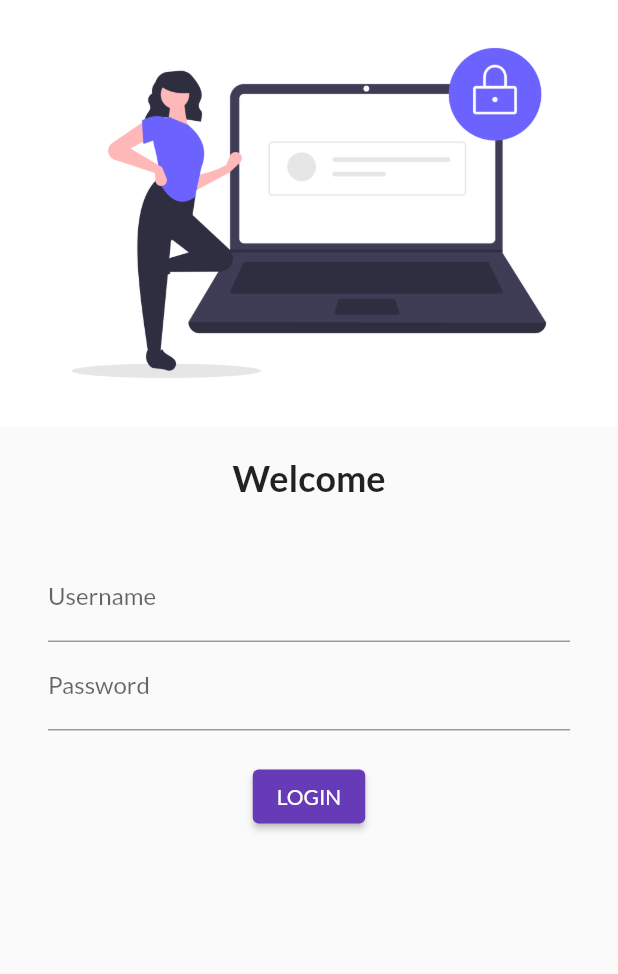
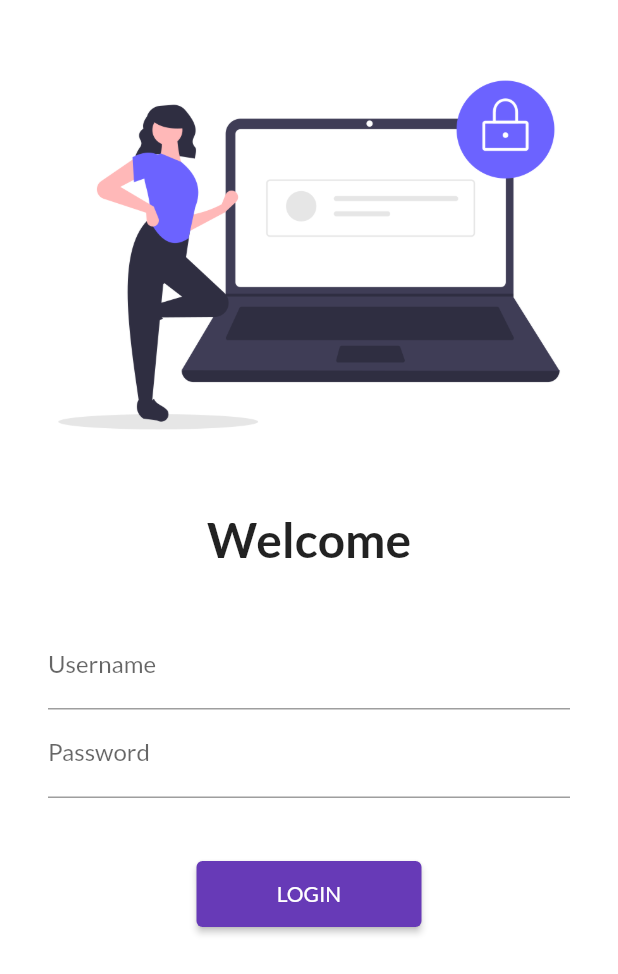
Before and after one commit to thehasu/flutter-catalog-app, a Flutter app: the screen it shows after launch, on a phone screen of 412 x 824 dp. Shown: the top 974 px of the screen. Run offline on Flutter 3.47's test engine with Material 2 defaults, Android fonts, the phone set to English and light mode, and no system bars; our stand-ins replace google_fonts.

Commit message:
Class 5 complete - navaigation

```diff
--- a/analysis_options.yaml
+++ b/analysis_options.yaml
@@ -22,8 +22,8 @@ linter:
   # `// ignore_for_file: name_of_lint` syntax on the line or in the file
   # producing the lint.
   rules:
+    prefer_const_constructors: false
     # avoid_print: false  # Uncomment to disable the `avoid_print` rule
     # prefer_single_quotes: true  # Uncomment to enable the `prefer_single_quotes` rule
-
 # Additional information about this file can be found at
 # https://dart.dev/guides/language/analysis-options
--- a/lib/main.dart
+++ b/lib/main.dart
@@ -1,6 +1,7 @@
 import 'package:flutter/material.dart';
 import 'package:flutter_catalog/pages/home_page.dart';
 import 'package:flutter_catalog/pages/login_page.dart';
+import 'package:flutter_catalog/utils/routes.dart';
 import 'package:google_fonts/google_fonts.dart';
 
 void main() {
@@ -17,14 +18,18 @@ class MyApp extends StatelessWidget {
       //home: HomePage(),
       themeMode: ThemeMode.system,
       theme: ThemeData(
-          primarySwatch: Colors.deepPurple,
-          fontFamily: GoogleFonts.lato().fontFamily),
-      darkTheme: ThemeData(brightness: Brightness.dark),
-      // initialRoute: "/home",
+        primarySwatch: Colors.deepPurple,
+        fontFamily: GoogleFonts.lato().fontFamily,
+      ),
+      darkTheme: ThemeData(
+          primarySwatch: Colors.green,
+          // brightness: Brightness.dark,
+          fontFamily: GoogleFonts.roboto().fontFamily),
+      //initialRoute: "/home",
       routes: {
         "/": (context) => LoginPage(),
-        "/home": (context) => HomePage(),
-        "/login": (context) => LoginPage()
+        MyRoutes.homeRoute: (context) => HomePage(),
+        MyRoutes.loginRoute: (context) => LoginPage()
       },
     );
   }
--- a/lib/pages/home_page.dart
+++ b/lib/pages/home_page.dart
@@ -10,11 +10,11 @@ class HomePage extends StatelessWidget {
   Widget build(BuildContext context) {
     return Scaffold(
       appBar: AppBar(
-        title: const Text('Catalog App'),
+        title: Text('Catalog App'),
       ),
       body: Center(
         child: Container(
-          child: Text('Welcome to $day of flutter by $nmae'),
+          child: Text('Welcome to $day days of flutter by $nmae'),
         ),
       ),
       drawer: Drawer(),
--- a/lib/pages/login_page.dart
+++ b/lib/pages/login_page.dart
@@ -1,4 +1,5 @@
 import 'package:flutter/material.dart';
+import 'package:flutter_catalog/utils/routes.dart';
 
 class LoginPage extends StatelessWidget {
   const LoginPage({super.key});
@@ -13,18 +14,27 @@ class LoginPage extends StatelessWidget {
       //       fontSize: 20, color: Colors.blue, fontWeight: FontWeight.bold),
       // )),
 
+      color: Colors.white,
+      child: SingleChildScrollView(
         child: Column(
           children: [
+            SizedBox(
+              height: 20,
+            ),
             Image.asset(
               'assets/images/login.png',
               fit: BoxFit.cover,
+              height: 300,
             ),
             SizedBox(
               height: 20,
             ),
             Text(
               "Welcome",
-            style: TextStyle(fontSize: 24, fontWeight: FontWeight.bold),
+              style: TextStyle(
+                fontSize: 32,
+                fontWeight: FontWeight.bold,
+              ),
             ),
             SizedBox(
               height: 20,
@@ -43,20 +53,26 @@ class LoginPage extends StatelessWidget {
                         hintText: "Enter password", labelText: "Password"),
                   ),
                   SizedBox(
-                  height: 20,
+                    height: 40,
                   ),
                   ElevatedButton(
                     onPressed: () {
-                    print('Hello World');
+                      Navigator.pushNamed(
+                        context,
+                        MyRoutes.homeRoute,
+                      );
                     },
+                    style: TextButton.styleFrom(
+                      minimumSize: Size(150, 44),
+                    ),
                     child: Text('LOGIN'),
-                  style: TextButton.styleFrom(),
                   )
                 ],
               ),
             )
           ],
         ),
+      ),
     );
   }
 }
--- /dev/null
+++ b/lib/utils/routes.dart
@@ -0,0 +1,4 @@
+class MyRoutes {
+  static String loginRoute = '/login';
+  static String homeRoute = '/home';
+}
```
Lines whose indentation alone changed are shown as unchanged.
